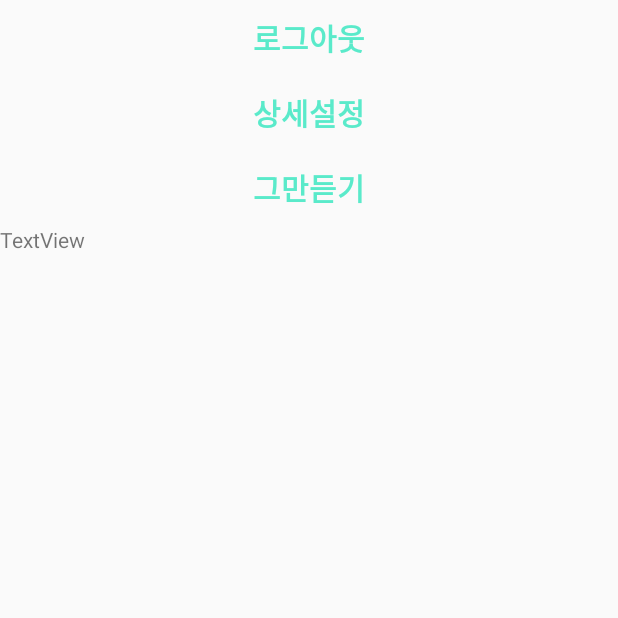
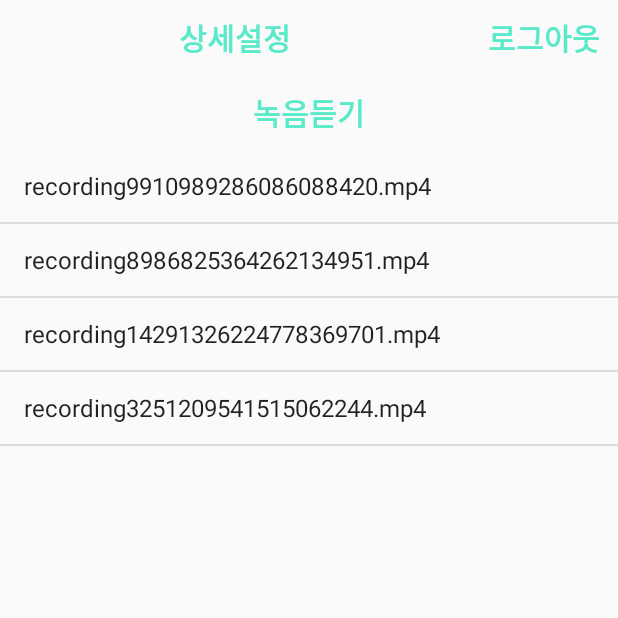
Before and after one commit to leedaegun/Project_DD, an Android app: the fragment Third_SettingFragment shown on its own in the app's theme, after a tap on "녹음듣기", on a phone screen of 412 x 824 dp, the top half of it. Run offline under Robolectric (Android 15) with nearby library versions, the phone set to English and light mode, and no system bars.

Commit message:
녹음 파일 목록 창에서 play 가능 녹음 클래스 수정필요 계속 0바이트 현상

```diff
--- a/app/src/main/java/com/example/lg/deepdreamer/AlarmService.java
+++ b/app/src/main/java/com/example/lg/deepdreamer/AlarmService.java
@@ -29,6 +29,10 @@ public class AlarmService extends Service {
     public int onStartCommand(Intent intent,int flags, int startId){
         Toast.makeText(this,"알람이 울립니다.",Toast.LENGTH_SHORT).show();
         return START_NOT_STICKY;
+        //return Service.START_STICKY;서비스 강제 종료시 다시 Service 재시작하지만 서비스자체를 null로 초기화 시켜 다시 시작
+        //return Service.START_NOT_STICKY;   강제종료시 Service 재시작 하지 않음
+        //return Service.START_REDELIVER_INTENT;  STICKY와 같지만 서비스자체를 null로 초기화 하지 않고 그대로 유지하며 다시 시작
+        //측정값을 계속 유지해야하니깐 START_REDELIVER_INTENT 이거 사용하면 좋을듯 단 Activity에서 호출 할때 value 값을 전달하고 싶으면 flag 사용
     }
     @Override
     public void onDestroy() {
--- a/app/src/main/java/com/example/lg/deepdreamer/First_AlarmFragment.java
+++ b/app/src/main/java/com/example/lg/deepdreamer/First_AlarmFragment.java
@@ -86,7 +86,7 @@ public class First_AlarmFragment extends Fragment {
     public void onCreate(Bundle savedInstanceState) {
         super.onCreate(savedInstanceState);
 
-    }/*
+    }/* 바인딩 서비스
     private ServiceConnection mAlamService = new ServiceConnection() {
 
         @Override
@@ -350,7 +350,7 @@ public class First_AlarmFragment extends Fragment {
 
                 tv_roll.setText("roll : "+roll);
                 tv_pitch.setText("pitch : "+pitch);
-
+/*
                 Log.e("LOG", "GYROSCOPE           [X]:" + String.format("%.4f", event.values[0])
                         + "           [Y]:" + String.format("%.4f", event.values[1])
                         + "           [Z]:" + String.format("%.4f", event.values[2])
@@ -358,7 +358,7 @@ public class First_AlarmFragment extends Fragment {
                         + "           [Roll]: " + String.format("%.1f", roll*RAD2DGR)
                         + "           [Yaw]: " + String.format("%.1f", yaw*RAD2DGR)
                         + "           [dt]: " + String.format("%.4f", dt));
-
+*/
             }
         }
 
--- a/app/src/main/java/com/example/lg/deepdreamer/Third_SettingFragment.java
+++ b/app/src/main/java/com/example/lg/deepdreamer/Third_SettingFragment.java
@@ -2,18 +2,26 @@ package com.example.lg.deepdreamer;
 
 import android.content.DialogInterface;
 import android.content.Intent;
-import android.content.SharedPreferences;
-import android.media.MediaPlayer;
 import android.os.Bundle;
 import android.os.Environment;
+import android.os.Handler;
+import android.os.Message;
 import android.support.v4.app.Fragment;
 import android.support.v7.app.AlertDialog;
+import android.util.Log;
 import android.view.LayoutInflater;
 import android.view.View;
 import android.view.ViewGroup;
+import android.widget.AdapterView;
+import android.widget.ArrayAdapter;
 import android.widget.Button;
+import android.widget.ListView;
 import android.widget.RelativeLayout;
-import android.widget.TextView;
+import android.widget.Toast;
+
+import java.io.File;
+import java.util.ArrayList;
+import java.util.List;
 
 
 /**
@@ -21,12 +29,9 @@ import android.widget.TextView;
         */
 public class Third_SettingFragment extends Fragment {
 
-    MediaPlayer mPlayer;
-    String mPath = null;
-    boolean isPlaying = false;
     private Button bt_Logout,bt_goto_detail_setting,bt_play;
-    TextView tv;
-    public SharedPreferences setting;
+    ListView listView;
+    private AutoVoiceReconizer autoVoiceRecorder;//녹음 클래스 선언
 
     public Third_SettingFragment() {
         // Required empty public constructor
@@ -46,7 +51,7 @@ public class Third_SettingFragment extends Fragment {
         bt_Logout=layout.findViewById(R.id.bt_Logout);
         bt_goto_detail_setting=layout.findViewById(R.id.bt_goto_detail_setting);
         bt_play = layout.findViewById(R.id.bt_play);
-        tv=layout.findViewById(R.id.tv);
+
 
         bt_goto_detail_setting.setOnClickListener(new View.OnClickListener(){
             @Override
@@ -80,42 +85,62 @@ public class Third_SettingFragment extends Fragment {
         bt_play.setOnClickListener(new View.OnClickListener(){
             @Override
             public void onClick(View v){
-                if (isPlaying == false) {
-                    try {
-                        mPath = Environment.getExternalStorageDirectory().getAbsolutePath() + "/record.mp4";
-                        mPlayer.setDataSource(mPath);
-                        mPlayer.prepare();
-                    }catch (Exception e) {
-                        e.printStackTrace();
-                    }
-                    mPlayer.start();
 
-                    isPlaying = true;
-                    bt_play.setText("그만듣기");
-                }
-                else {
-                    mPlayer.stop();
-
-                    isPlaying = false;
-                    bt_play.setText("녹음듣기");
-                }
-            }
-        });
-        mPlayer = new MediaPlayer();
-        mPlayer.setOnCompletionListener(new MediaPlayer.OnCompletionListener() {
-            @Override
-            public void onCompletion(MediaPlayer mp) {
-                isPlaying = false;
-                bt_play.setText("녹음듣기");
             }
         });
 
+        listView = layout.findViewById(R.id.lv_record);
+        //파일목록 로딩
+        final String path = Environment.getExternalStorageDirectory().getAbsolutePath() +"/DeepDreamer/";
+        File list = new File(path);
+        if(!list.isDirectory()){
+            if(!list.mkdirs()){}
+        }
+        File[] files = list.listFiles();
+        List<String> fileNameList = new ArrayList<>();
+        for(int i=0;i<files.length;i++){
+            fileNameList.add(files[i].getName());
+        }
+
+        autoVoiceRecorder = new AutoVoiceReconizer(handler );//재생클래스 선언
+        ArrayAdapter adapter = new ArrayAdapter(getActivity(),android.R.layout.simple_list_item_1,fileNameList);
+
+        listView.setAdapter(adapter);
+        listView.setOnItemClickListener(new AdapterView.OnItemClickListener() {
+            @Override
+            public void onItemClick(AdapterView parent, View v, int position, long id) {
+
+                // get TextView's Text.
+                //File playFile = (File) parent.getItemAtPosition(position) ;//클릭한거 파일화
+                String playFile = (String) parent.getItemAtPosition(position) ;
+                Toast.makeText(getActivity(),"파일 재생..", Toast.LENGTH_SHORT).show();
+                Log.i("클릭한 파일 이름",playFile);
+                autoVoiceRecorder.playVoice(playFile);//파일재생
+                // TODO : use strText
+            }
+        }) ;
 
 
-        //tv.setText(setting.getString("id",""));
+
+
+
 
 
         return layout;
     }
 
+    //녹음재생 핸들러
+    Handler handler = new Handler(){
+        public void handleMessage(Message msg) {
+            switch( msg.what ){
+                case AutoVoiceReconizer.VOICE_PLAYING:
+                    Toast.makeText(getActivity(),"파일 재생..", Toast.LENGTH_SHORT).show();
+                    break;
+
+
+            }
+        }
+    };
+
+
 }
--- a/app/src/main/res/layout/fragment_third__setting.xml
+++ b/app/src/main/res/layout/fragment_third__setting.xml
@@ -9,35 +9,44 @@
     <!-- TODO: Update blank fragment layout -->
 
     <LinearLayout
+        android:id="@+id/linearLayout"
         android:layout_width="match_parent"
         android:layout_height="wrap_content"
         android:layout_alignParentStart="true"
-        android:gravity="center"
-        android:orientation="vertical"
-        android:id="@+id/linearLayout">
+        android:gravity="center">
+
+        <Button
+            android:id="@+id/bt_goto_detail_setting"
+            style="@style/Widget.AppCompat.Button.Borderless.Colored"
+            android:layout_width="match_parent"
+            android:layout_height="wrap_content"
+            android:layout_gravity="center"
+            android:layout_weight="1"
+            android:text="상세설정"
+            android:textColor="#5aeaca"
+            android:textSize="20dp"
+            android:textStyle="bold" />
 
         <Button
             android:id="@+id/bt_Logout"
             style="@style/Widget.AppCompat.Button.Borderless.Colored"
             android:layout_width="wrap_content"
             android:layout_height="match_parent"
+            android:layout_gravity="center"
             android:gravity="center"
-            android:layout_gravity="center"
-            android:textStyle="bold"
+            android:text="로그아웃"
             android:textColor="#5aeaca"
             android:textSize="20dp"
-            android:text="로그아웃" />
+            android:textStyle="bold" />
 
-        <Button
-            android:id="@+id/bt_goto_detail_setting"
-            style="@style/Widget.AppCompat.Button.Borderless.Colored"
-            android:layout_width="wrap_content"
-            android:layout_height="wrap_content"
-            android:layout_gravity="center"
-            android:textStyle="bold"
-            android:textColor="#5aeaca"
-            android:textSize="20dp"
-            android:text="상세설정" />
+
+    </LinearLayout>
+
+    <LinearLayout
+        android:layout_width="match_parent"
+        android:layout_height="wrap_content"
+        android:layout_below="@+id/linearLayout"
+        android:orientation="vertical">
 
         <Button
             android:id="@+id/bt_play"
@@ -45,16 +54,18 @@
             android:layout_width="wrap_content"
             android:layout_height="wrap_content"
             android:layout_gravity="center"
-            android:textStyle="bold"
+            android:layout_weight="1"
+            android:text="녹음듣기"
             android:textColor="#5aeaca"
             android:textSize="20dp"
-            android:text="녹음듣기" />
+            android:textStyle="bold" />
 
-        <TextView
-            android:id="@+id/tv"
+        <ListView
+            android:id="@+id/lv_record"
             android:layout_width="match_parent"
-            android:layout_height="wrap_content"
-            android:text="TextView" />
+            android:layout_height="200dp"
+            android:layout_gravity="center_vertical"
+            android:layout_weight="1"></ListView>
 
     </LinearLayout>
 
```
Also changed, not shown: app/src/main/java/com/example/lg/deepdreamer/AutoVoiceReconizer.java (+19 -15 lines).
